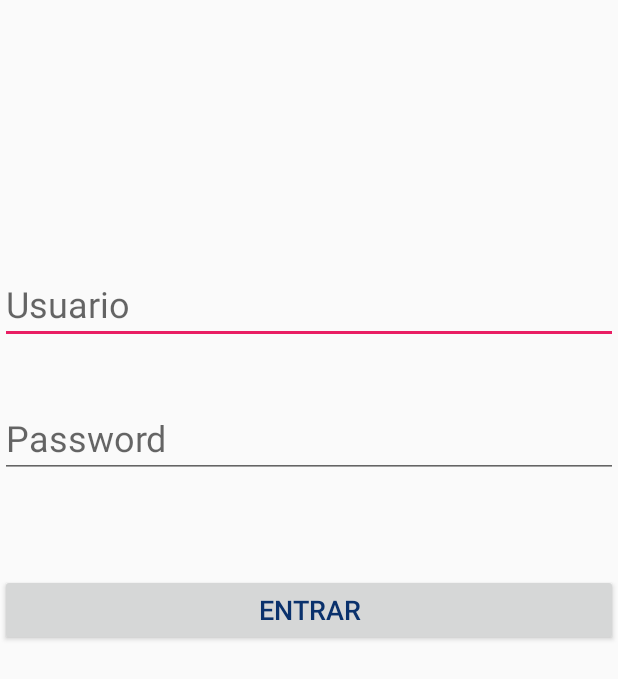
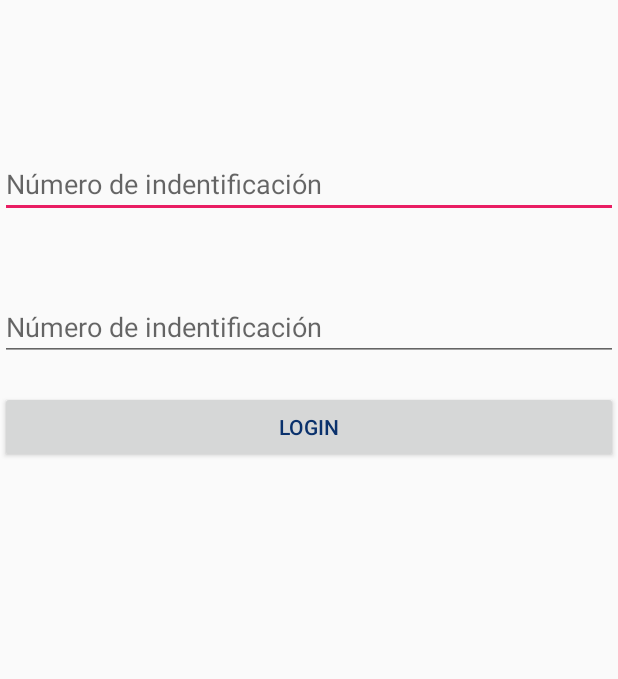
Before and after one commit to eduardo-thrash/LogisticApp, an Android app: the layout activity_login.xml on its own in the app's theme, with its tools: preview values and no code run, on a phone screen of 412 x 824 dp. Shown: the top 679 px of the screen. Run offline under Robolectric (Android 15) with nearby library versions, the phone set to English and light mode, and no system bars.

Commit message:
HU1 Login
HU1 Login

```diff
--- a/LogisticAppProject/app/src/main/java/com/example/logisticappproject/MainActivity.java
+++ b/LogisticAppProject/app/src/main/java/com/example/logisticappproject/MainActivity.java
@@ -48,7 +48,7 @@ public class MainActivity extends AppCompatActivity {
         super.onCreate(savedInstanceState);
         //setContentView(R.layout.activity_main);
 
-        Intent launcherActivity = new Intent(this, RoomBossActivity.class);
+        Intent launcherActivity = new Intent(this, LoginActivity.class);
         startActivity(launcherActivity);
 
         SharedPreferences prefs = PreferenceManager.getDefaultSharedPreferences(this);
--- a/LogisticAppProject/app/src/main/java/com/example/utilitiesdatabase/SQLiteConnectionHelper.java
+++ b/LogisticAppProject/app/src/main/java/com/example/utilitiesdatabase/SQLiteConnectionHelper.java
@@ -27,6 +27,7 @@ public class SQLiteConnectionHelper extends SQLiteOpenHelper {
         db.execSQL(UtilitiesStatus.CREATE_TABLE_STATUS);
         db.execSQL(UtilitiesParticipants.CREATE_TABLE_PARTICIPANTS);
         db.execSQL(UtilitiesTests.CREATE_TABLE_TESTS);
+        db.execSQL(UtilitiesSession.CREATE_TABLE_SESSION);
     }
 
     @Override
--- a/LogisticAppProject/app/src/main/res/layout/activity_login.xml
+++ b/LogisticAppProject/app/src/main/res/layout/activity_login.xml
@@ -1,50 +1,43 @@
 <?xml version="1.0" encoding="utf-8"?>
-<androidx.constraintlayout.widget.ConstraintLayout xmlns:android="http://schemas.android.com/apk/res/android"
+<ScrollView xmlns:android="http://schemas.android.com/apk/res/android"
     xmlns:app="http://schemas.android.com/apk/res-auto"
     xmlns:tools="http://schemas.android.com/tools"
     android:layout_width="match_parent"
     android:layout_height="match_parent"
     tools:context=".LoginActivity">
- <TextView
-        android:id="@+id/textView2"
+
+    <RelativeLayout
         android:layout_width="wrap_content"
-        android:layout_height="wrap_content"
-        tools:ignore="MissingConstraints" />
+        android:layout_height="wrap_content">
 
         <EditText
-        android:id="@+id/tUsuario"
+            android:id="@+id/txt_login_username"
             android:layout_width="match_parent"
             android:layout_height="wrap_content"
-        android:layout_marginTop="176dp"
-        android:ems="10"
-        android:hint="Usuario"
+            android:hint="Número de indentificación"
             android:inputType="number|textPersonName"
-        android:textSize="24sp"
-        app:layout_constraintTop_toTopOf="parent"
-        tools:ignore="MissingConstraints"
-        tools:layout_editor_absoluteX="26dp" />
+            android:layout_marginTop="100dp"/>
 
         <EditText
-        android:id="@+id/tPassword"
+            android:id="@+id/txt_login_password"
             android:layout_width="match_parent"
             android:layout_height="wrap_content"
-        android:layout_marginTop="36dp"
-        android:ems="10"
-        android:hint="Password"
+            android:hint="Número de indentificación"
+
             android:inputType="textPassword"
-        android:textSize="24sp"
-        app:layout_constraintTop_toBottomOf="@+id/tUsuario"
-        tools:ignore="MissingConstraints"
-        tools:layout_editor_absoluteX="0dp" />
+            android:layout_below="@+id/txt_login_username"
+            android:layout_marginTop="50dp"/>
 
         <Button
-        android:id="@+id/bEntrar"
+            android:id="@+id/btn_login"
             android:layout_width="match_parent"
             android:layout_height="wrap_content"
-        android:layout_marginTop="64dp"
-        android:text="entrar"
-        android:textSize="18sp"
-        app:layout_constraintTop_toBottomOf="@+id/tPassword"
-        tools:ignore="MissingConstraints"
-        tools:layout_editor_absoluteX="0dp" />
-</androidx.constraintlayout.widget.ConstraintLayout>
+            android:layout_below="@+id/txt_login_password"
+
+            android:layout_marginTop="20dp"
+            android:gravity="center_horizontal|center_vertical"
+            android:text="login" />
+
+    </RelativeLayout>
+
+</ScrollView>
```
Also changed, not shown: LogisticAppProject/app/src/main/java/com/example/businessrules/SessionBusinessRules.java (added, +28 -0 lines), LogisticAppProject/app/src/main/java/com/example/businessrules/UserBusinessRules.java (+18 -1 lines), LogisticAppProject/app/src/main/java/com/example/logisticappproject/LoginActivity.java (+48 -0 lines), LogisticAppProject/app/src/main/java/com/example/utilitiesdatabase/UtilitiesSession.java (added, +46 -0 lines), LogisticAppProject/app/src/main/java/com/example/utilitiesdatabase/UtilitiesUsers.java (+14 -6 lines). Lines whose indentation alone changed are shown as unchanged.
